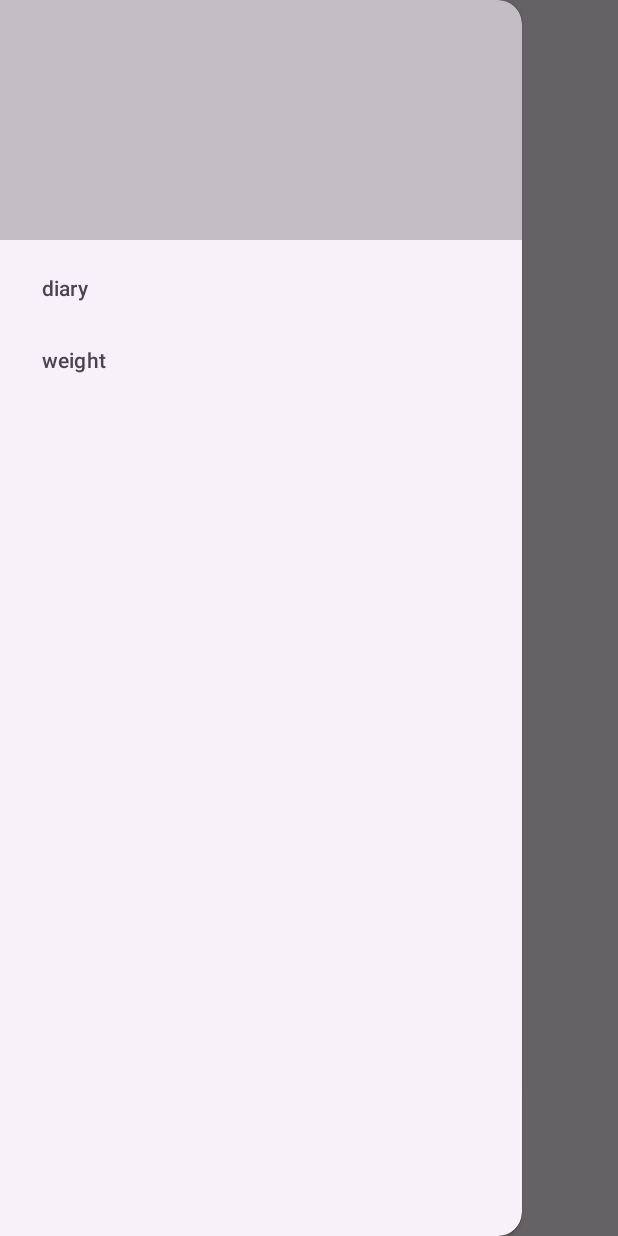
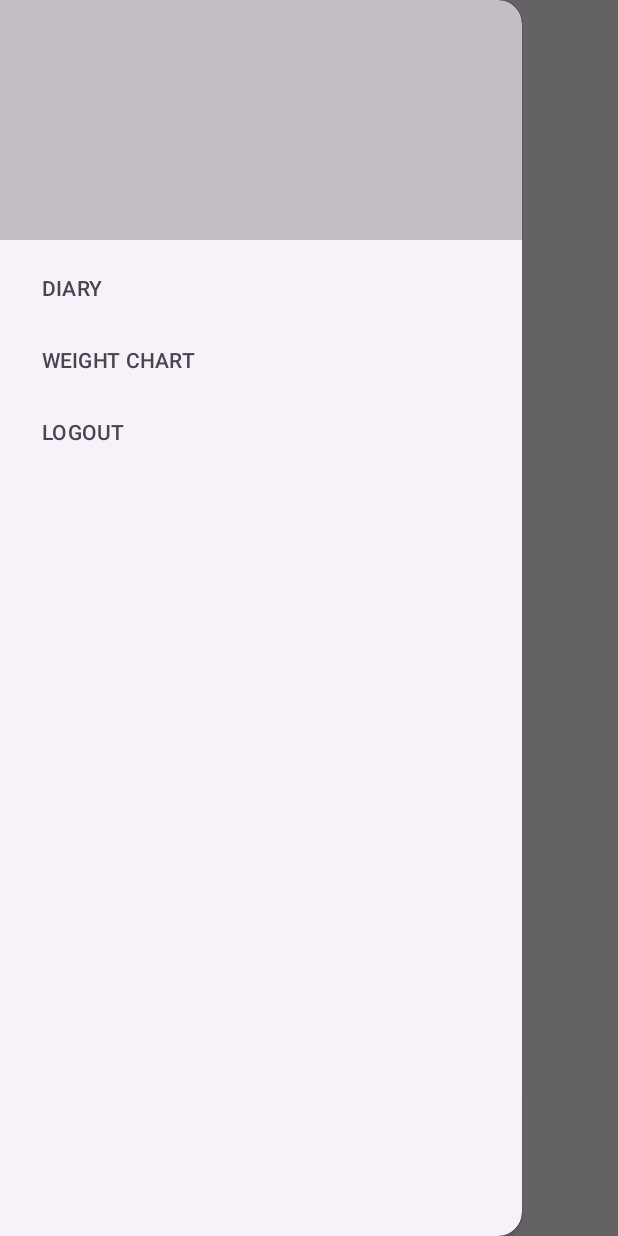
Before and after one commit to parkkh220706/FitnessDiary, an Android app: the WeightActivity screen opened directly, with no data from a screen before it, with the side drawer open, on a phone screen of 412 x 824 dp. Run offline under Robolectric (Android 15) with nearby library versions, the phone set to English and light mode, and no system bars; our stand-ins replace Firebase (no records; nobody signed in at launch, a user with empty details on screens opened directly); libraries missing offline, so code that uses them is left out: com.github.mikephil.charting; plain views replace BarChart; 12 statements that could not run were skipped.

Commit message:
weightactivity 구현중

```diff
--- a/app/src/main/res/layout/activity_login.xml
+++ b/app/src/main/res/layout/activity_login.xml
@@ -44,7 +44,7 @@
 
         <Button
             android:id="@+id/btn_register"
-            android:layout_marginTop="10dp"
+            android:layout_marginTop="5dp"
             android:layout_width="wrap_content"
             android:layout_height="wrap_content"
             android:backgroundTint="@color/primary"
--- a/app/src/main/res/menu/drawer_menu.xml
+++ b/app/src/main/res/menu/drawer_menu.xml
@@ -2,9 +2,15 @@
 <menu xmlns:android="http://schemas.android.com/apk/res/android">
 
     <item android:id="@+id/menu_home"
-        android:title="diary"/>
+        android:title="DIARY"/>
 
     <item android:id="@+id/menu_weight"
-        android:title="weight"/>
+        android:title="WEIGHT CHART"/>
+
+    <item
+        android:id="@+id/menu_logout"
+        android:title="LOGOUT" />
+
+
 
 </menu>
```
Also changed, not shown: app/src/main/AndroidManifest.xml (+12 -7 lines), app/src/main/java/com/hong_dev/fitnessdiary/MainActivity.kt (+7 -0 lines), app/src/main/java/com/hong_dev/fitnessdiary/SplashActivity.kt (added, +23 -0 lines), app/src/main/res/layout/activity_splash.xml (added, +9 -0 lines).
